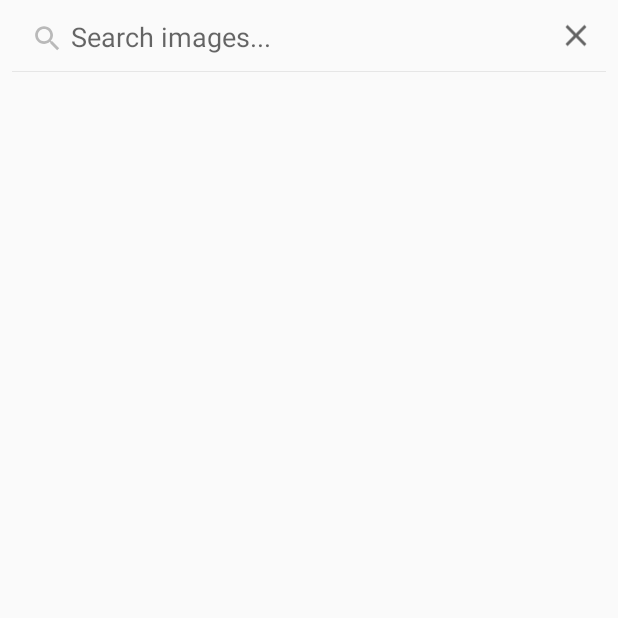
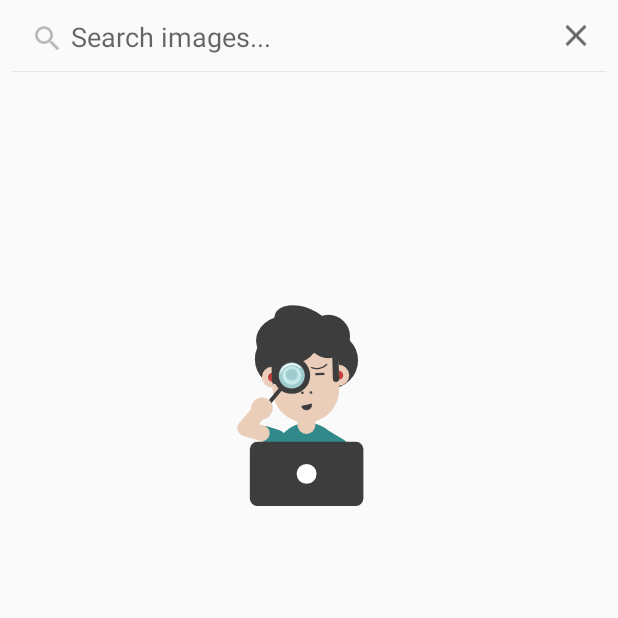
Before and after one commit to jlroyo1991/PruebaTecnicaAndroid, an Android app: the screen it shows after launch (SearchActivity), on a phone screen of 412 x 824 dp, the top half of it. Run offline under Robolectric (Android 15) with nearby library versions, the phone set to English and light mode, and no system bars; our stand-ins replace Dagger/Hilt's generated code; pictures from the network do not load.

Commit message:
Added ImageView with no results

```diff
--- a/app/build.gradle
+++ b/app/build.gradle
@@ -44,4 +44,6 @@ dependencies {
     implementation "com.google.dagger:hilt-android:2.28-alpha"
     annotationProcessor "com.google.dagger:hilt-android-compiler:2.28-alpha"
     implementation 'androidx.hilt:hilt-lifecycle-viewmodel:1.0.0-alpha02'
+    implementation "androidx.cardview:cardview:1.0.0"
+
 }
--- a/app/src/main/java/com/example/pruebatecnicaandroid/presentation/view/SearchActivity.java
+++ b/app/src/main/java/com/example/pruebatecnicaandroid/presentation/view/SearchActivity.java
@@ -2,12 +2,14 @@ package com.example.pruebatecnicaandroid.presentation.view;
 
 import android.content.Intent;
 import android.os.Bundle;
+import android.view.View;
+import android.widget.ImageView;
 
 import androidx.appcompat.app.AppCompatActivity;
 import androidx.appcompat.widget.SearchView;
 import androidx.lifecycle.ViewModelProviders;
 import androidx.recyclerview.widget.DefaultItemAnimator;
-import androidx.recyclerview.widget.LinearLayoutManager;
+import androidx.recyclerview.widget.GridLayoutManager;
 import androidx.recyclerview.widget.RecyclerView;
 
 import com.example.pruebatecnicaandroid.R;
@@ -33,6 +35,7 @@ public class SearchActivity extends AppCompatActivity implements ListItemClickLi
     private ArrayList<Photo> photosArrayList = new ArrayList<>();
     private RecyclerView photosRecyclerView;
     private SearchView simpleSearchView;
+    private ImageView noResultsImageView;
 
     @Inject
     PhotosAdapter photosAdapter;
@@ -58,11 +61,19 @@ public class SearchActivity extends AppCompatActivity implements ListItemClickLi
             PhotosCollection photosCollection = photoLibrary.getPhotos();
             photosArrayList.addAll(photosCollection.getPhoto());
             photosAdapter.notifyDataSetChanged();
+            setNoResultsIfNeeded(photosArrayList);
         });
+    }
+
+    private void setNoResultsIfNeeded(ArrayList<Photo> photosArrayList) {
+        if(photosArrayList.size() == 0){
+            noResultsImageView.setVisibility(View.VISIBLE);
+        }
     }
 
     private void initViews() {
         photosRecyclerView = findViewById(R.id.photos_list);
+        noResultsImageView = findViewById(R.id.no_results_imageView);
         simpleSearchView = findViewById(R.id.photos_search_view);
         simpleSearchView.setQueryHint(getString(R.string.search_string));
         simpleSearchView.setIconified(false);
@@ -74,6 +85,7 @@ public class SearchActivity extends AppCompatActivity implements ListItemClickLi
             @Override
             public boolean onQueryTextSubmit(String query) {
                 photosArrayList.clear();
+                noResultsImageView.setVisibility(View.GONE);
                 initViewModel(query);
                 return false;
             }
@@ -89,7 +101,7 @@ public class SearchActivity extends AppCompatActivity implements ListItemClickLi
     private void setupRecyclerView() {
         photosAdapter.setPhotos(photosArrayList);
         photosAdapter.setListItemClickListener(this);
-        photosRecyclerView.setLayoutManager(new LinearLayoutManager(this));
+        photosRecyclerView.setLayoutManager(new GridLayoutManager(this, 2));
         photosRecyclerView.setAdapter(photosAdapter);
         photosRecyclerView.setItemAnimator(new DefaultItemAnimator());
         photosRecyclerView.setNestedScrollingEnabled(true);
--- /dev/null
+++ b/app/src/main/res/drawable/ic_empty.xml
@@ -0,0 +1,103 @@
+<vector xmlns:android="http://schemas.android.com/apk/res/android"
+    android:width="200dp"
+    android:height="197.48dp"
+    android:viewportWidth="200"
+    android:viewportHeight="197.48">
+  <path
+      android:pathData="M95.024,42.303a18.833,18.833 0,1 0,37.666 0a18.833,18.833 0,1 0,-37.666 0z"
+      android:fillColor="#3d3d3d"/>
+  <path
+      android:pathData="M120.04,59.14a6.936,6.936 0,1 0,-0.415 -13.865l-0.036,0 0.415,13.864Z"
+      android:fillColor="#eaceb9"/>
+  <path
+      android:pathData="M119.887,55.19l-0.178,-5.963h0.037a2.983,2.983 0,1 1,0.178 5.963Z"
+      android:fillColor="#c14040"/>
+  <path
+      android:pathData="M98.953,83.934L98.954,83.934A21.624,21.624 0,0 1,120.578 105.558L120.578,106.702A21.624,21.624 0,0 1,98.954 128.326L98.953,128.326A21.624,21.624 0,0 1,77.329 106.702L77.329,105.558A21.624,21.624 0,0 1,98.953 83.934z"
+      android:fillColor="#318989"/>
+  <path
+      android:pathData="M112.858,89.066L123.463,95.405A5.264,5.264 120.888,0 1,125.28 102.624L125.28,102.624A5.264,5.264 120.888,0 1,118.061 104.441L107.457,98.102A5.264,5.264 120.888,0 1,105.639 90.883L105.639,90.883A5.264,5.264 120.888,0 1,112.858 89.066z"
+      android:fillColor="#318989"/>
+  <path
+      android:pathData="M77.375,98.957L68.958,96.357A5.261,5.261 107.183,0 1,65.483 89.777L65.483,89.777A5.261,5.261 107.183,0 1,72.063 86.304L80.48,88.904A5.261,5.261 107.183,0 1,83.955 95.483L83.955,95.483A5.261,5.261 107.183,0 1,77.375 98.957z"
+      android:fillColor="#318989"/>
+  <path
+      android:pathData="M98.283,73.383L98.283,73.383A5.984,5.984 0,0 1,104.267 79.367L104.267,85.36A5.984,5.984 0,0 1,98.283 91.344L98.283,91.344A5.984,5.984 0,0 1,92.3 85.36L92.3,79.367A5.984,5.984 0,0 1,98.283 73.383z"
+      android:fillColor="#eaceb9"/>
+  <path
+      android:pathData="M63.93,41.478a18.833,18.833 0,1 0,37.666 0a18.833,18.833 0,1 0,-37.666 0z"
+      android:fillColor="#3d3d3d"/>
+  <path
+      android:pathData="M75.366,46.598a6.936,6.936 0,1 0,0.415 13.865l0.036,0 -0.415,-13.864Z"
+      android:fillColor="#eaceb9"/>
+  <path
+      android:pathData="M75.52,50.548l0.178,5.963h-0.036a2.983,2.983 0,0 1,-0.178 -5.963Z"
+      android:fillColor="#c14040"/>
+  <path
+      android:pathData="M96.772,22.06L96.772,22.06A22.196,22.196 133.287,0 1,119.622 43.582L120.141,60.932A22.196,22.196 133.287,0 1,98.618 83.782L98.618,83.782A22.196,22.196 133.287,0 1,75.768 62.259L75.25,44.909A22.196,22.196 133.287,0 1,96.772 22.06z"
+      android:fillColor="#eaceb9"/>
+  <path
+      android:pathData="M64.699,29.374a16.576,20.872 88.287,1 0,41.725 -1.248a16.576,20.872 88.287,1 0,-41.725 1.248z"
+      android:fillColor="#3d3d3d"/>
+  <path
+      android:pathData="M98.493,26.365a14.442,14.442 0,1 0,28.884 0a14.442,14.442 0,1 0,-28.884 0z"
+      android:fillColor="#3d3d3d"/>
+  <path
+      android:pathData="M91.629,30.494a12.165,20.631 113.222,1 0,9.593 -22.359a12.165,20.631 113.222,1 0,-9.593 22.359z"
+      android:fillColor="#3d3d3d"/>
+  <path
+      android:pathData="M94.749,63.822a0.854,0.854 0,1 0,1.708 0a0.854,0.854 0,1 0,-1.708 0z"
+      android:fillColor="#3d3d3d"/>
+  <path
+      android:pathData="M100.428,63.652a0.854,0.854 0,1 0,1.708 0a0.854,0.854 0,1 0,-1.708 0z"
+      android:fillColor="#3d3d3d"/>
+  <path
+      android:pathData="M76.928,40.893L76.928,40.893A2.063,2.063 133.287,0 1,79.052 42.894L79.439,55.836A2.063,2.063 133.287,0 1,77.438 57.96L77.438,57.96A2.063,2.063 133.287,0 1,75.315 55.959L74.928,43.017A2.063,2.063 133.287,0 1,76.928 40.893z"
+      android:fillColor="#3d3d3d"/>
+  <path
+      android:pathData="M117.474,37.396L117.474,37.396A2.063,2.063 133.287,0 1,119.598 39.397L120.053,54.621A2.063,2.063 133.287,0 1,118.053 56.745L118.053,56.745A2.063,2.063 133.287,0 1,115.929 54.744L115.474,39.52A2.063,2.063 133.287,0 1,117.474 37.396z"
+      android:fillColor="#3d3d3d"/>
+  <path
+      android:pathData="M65.566,96.588L131.252,96.588A5,5 0,0 1,136.252 101.588L136.252,134.414A5,5 0,0 1,131.252 139.414L65.566,139.414A5,5 0,0 1,60.566 134.414L60.566,101.588A5,5 0,0 1,65.566 96.588z"
+      android:fillColor="#3d3d3d"/>
+  <path
+      android:pathData="M91.766,118.001a6.643,6.643 0,1 0,13.286 0a6.643,6.643 0,1 0,-13.286 0z"
+      android:fillColor="#fff"/>
+  <path
+      android:pathData="M110.308,52.017l-6.045,0.181l-0.044,-1.465l6.045,-0.181z"
+      android:fillColor="#3d3d3d"/>
+  <path
+      android:pathData="M84.548,51.893a3.954,3.954 0,1 0,7.908 0a3.954,3.954 0,1 0,-7.908 0z"
+      android:fillColor="#3d3d3d"/>
+  <path
+      android:pathData="M94.819,72.763l7.051,-1.688a3.625,3.625 0,1 1,-7.051 1.688Z"
+      android:fillColor="#3d3d3d"/>
+  <path
+      android:pathData="M67.053,95.907L55.984,92.488A5.261,5.261 107.183,0 1,52.51 85.909L52.51,85.909A5.261,5.261 107.183,0 1,59.09 82.435L70.158,85.854A5.261,5.261 107.183,0 1,73.633 92.433L73.633,92.433A5.261,5.261 107.183,0 1,67.053 95.907z"
+      android:fillColor="#eaceb9"/>
+  <path
+      android:pathData="M53.632,83.989L64.872,70.578A5.261,5.261 129.984,0 1,72.283 69.925L72.283,69.925A5.261,5.261 129.984,0 1,72.935 77.336L61.695,90.747A5.261,5.261 129.984,0 1,54.284 91.4L54.284,91.4A5.261,5.261 129.984,0 1,53.632 83.989z"
+      android:fillColor="#eaceb9"/>
+  <path
+      android:pathData="M69.403,73.378L81.29,59.056A1.333,1.333 84.691,0 1,83.167 58.882L83.168,58.883A1.333,1.333 84.691,0 1,83.342 60.76L71.456,75.082A1.333,1.333 84.691,0 1,69.579 75.256L69.578,75.255A1.333,1.333 84.691,0 1,69.403 73.378z"
+      android:fillColor="#3d3d3d"/>
+  <path
+      android:pathData="M79.249,52.341a9.267,9.267 0,1 0,18.534 0a9.267,9.267 0,1 0,-18.534 0z"
+      android:strokeWidth="6"
+      android:fillColor="#00000000"
+      android:strokeColor="#3d3d3d"/>
+  <path
+      android:pathData="M79.849,52.341a8.667,8.667 0,1 0,17.334 0a8.667,8.667 0,1 0,-17.334 0z"
+      android:strokeAlpha="0.8"
+      android:fillColor="#baf0f4"
+      android:fillAlpha="0.8"/>
+  <path
+      android:pathData="M93.878,47.455a7.585,7.585 0,0 0,-12.529 3.488l-0.674,0.188a7.814,7.814 0,0 1,13.877 -3.863Z"
+      android:fillColor="#f0ffff"/>
+  <path
+      android:pathData="M62.912,70.068L63.334,69.565A7.087,7.087 129.982,0 1,73.318 68.685L73.318,68.685A7.087,7.087 129.982,0 1,74.197 78.669L73.775,79.172A7.087,7.087 129.982,0 1,63.791 80.052L63.791,80.052A7.087,7.087 129.982,0 1,62.912 70.068z"
+      android:fillColor="#eaceb9"/>
+  <path
+      android:pathData="M100.899,46.936l1.006,-0.211a9.664,9.664 0,0 0,9.582 -2.009l1.006,-0.211c-0.692,1.528 -2.729,2.922 -5.326,3.466S102.146,48.058 100.899,46.936Z"
+      android:fillColor="#3d3d3d"/>
+</vector>
--- a/app/src/main/res/layout/activity_main.xml
+++ b/app/src/main/res/layout/activity_main.xml
@@ -15,10 +15,23 @@
         android:layout_height="wrap_content"
         app:layout_constraintTop_toTopOf="parent" />
 
+    <ImageView
+        android:id="@+id/no_results_imageView"
+        android:layout_width="wrap_content"
+        android:layout_height="wrap_content"
+        android:layout_marginTop="150dp"
+        app:layout_constraintTop_toBottomOf="@+id/photos_search_view"
+        app:layout_constraintStart_toStartOf="parent"
+        app:layout_constraintEnd_toEndOf="parent"
+        android:background="@drawable/ic_empty"
+        />
+
+
     <androidx.recyclerview.widget.RecyclerView
         android:id="@+id/photos_list"
         android:layout_width="match_parent"
         android:layout_height="0dp"
+        android:layout_marginStart="10dp"
         app:layout_constraintTop_toBottomOf="@+id/photos_search_view">
 
     </androidx.recyclerview.widget.RecyclerView>
--- a/app/src/main/res/values/strings.xml
+++ b/app/src/main/res/values/strings.xml
@@ -2,4 +2,8 @@
     <string name="app_name">PruebaTecnicaAndroid</string>
     <string name="detail_string">Detail</string>
     <string name="search_string">Search images...</string>
+    <string name="title_string">Title</string>
+    <string name="description_string">Description</string>
+    <string name="date_string">Date</string>
+    <string name="author_string">Author</string>
 </resources>
```
Also changed, not shown: app/src/main/java/com/example/pruebatecnicaandroid/presentation/view/DetailActivity.java (+25 -15 lines), app/src/main/java/com/example/pruebatecnicaandroid/utils/FormatterUtils.java (+12 -0 lines), app/src/main/res/layout/activity_detail.xml (+72 -22 lines), app/src/main/res/layout/photo_item.xml (+34 -13 lines).
